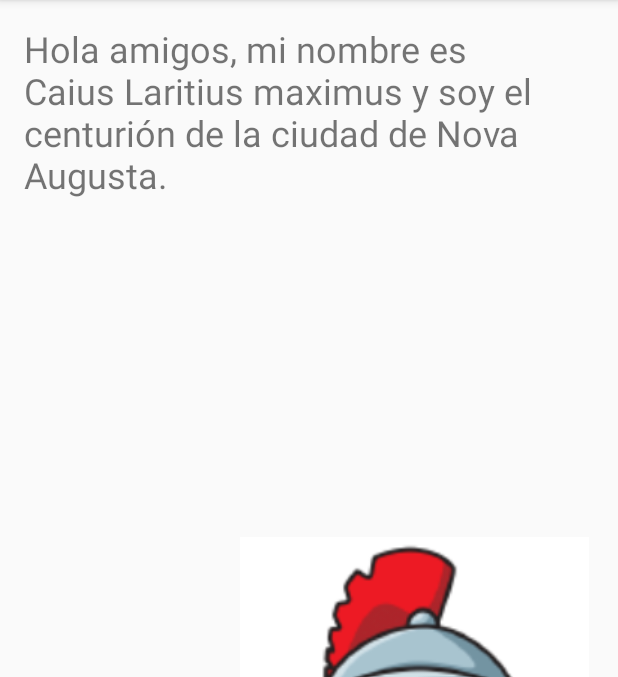
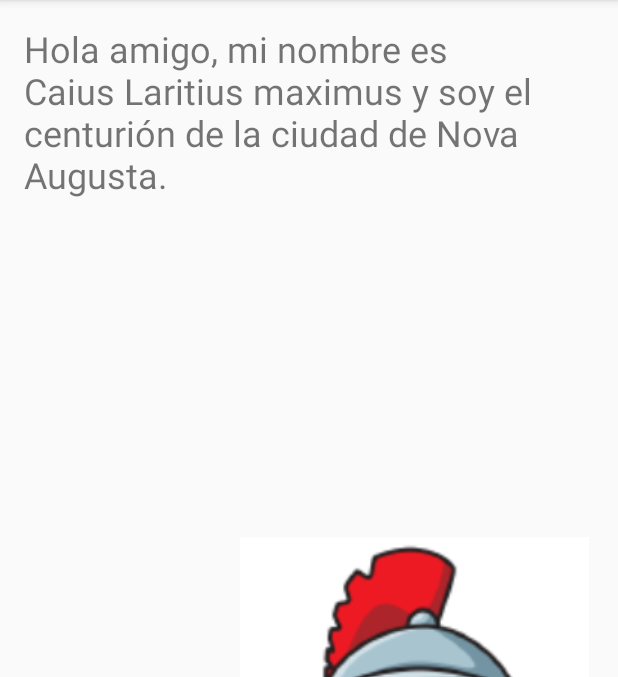
Before and after one commit to dbo1001/UBU-TFG-UBUEstelas, an Android app: the EscenaActivity screen opened directly, with no data from a screen before it, on a phone screen of 412 x 824 dp, the part 84-761 px from its top. Run offline under Robolectric (Android 15) with nearby library versions, the phone set to English and light mode, and no system bars.

Commit message:
Inserción nombre en primera escena

```diff
--- a/app/src/main/java/com/example/ubuestelas/EscenaActivity.java
+++ b/app/src/main/java/com/example/ubuestelas/EscenaActivity.java
@@ -3,6 +3,7 @@ package com.example.ubuestelas;
 import androidx.appcompat.app.AppCompatActivity;
 
 import android.content.Intent;
+import android.content.SharedPreferences;
 import android.os.Bundle;
 import android.view.View;
 import android.widget.ImageView;
@@ -18,7 +19,11 @@ public class EscenaActivity extends AppCompatActivity {
     protected void onCreate(Bundle savedInstanceState) {
         super.onCreate(savedInstanceState);
         setContentView(R.layout.activity_escena);
-
+        SharedPreferences sharedPref= getSharedPreferences("nombreActivity",0);
+        String name = sharedPref.getString("nombre", "amigo");
+        String texto1= getResources().getString(R.string.textoEscena1, name);
+        TextView textView = findViewById(R.id.texto_escena);
+        textView.setText(texto1);
     }
 
     public void cambiarEscena (View view){
--- a/app/src/main/res/values/strings.xml
+++ b/app/src/main/res/values/strings.xml
@@ -5,7 +5,7 @@
     <string name="cual_nombre">¿Cual es tu nombre?</string>
     <string name="nombre">Nombre</string>
     <string name="title_activity_maps">Map</string>
-    <string name="textoEscena1">Hola amigos, mi nombre es Caius Laritius maximus y soy el centurión de la ciudad de Nova Augusta.</string>
+    <string name="textoEscena1">Hola %1$s, mi nombre es Caius Laritius maximus y soy el centurión de la ciudad de Nova Augusta.</string>
     <string name="textoEscena2">Vais a comenzar la misión de reconocer y encontrar algunas de las estelas que se encuentran en la ciudad romana de Nova Augusta, hoy Lara de los Infantes.</string>
     <string name="textoEscena3">Las estelas romanas son monumentos conmemorativos que se levantaban sobre el suelo a modo de pedestal.</string>
     <string name="textoEscena4">En esta aventura tendréis que poner a prueba vuestros sentidos y vuestra orientación. Que los dioses os acompañen.</string>
```
